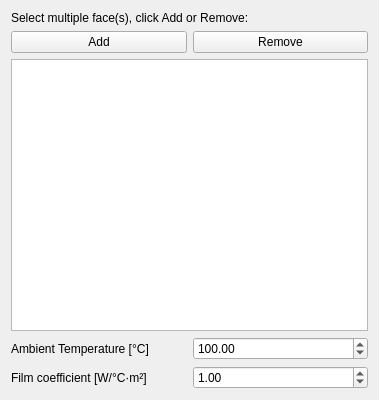
Qt form src/Mod/Fem/Gui/TaskFemConstraintHeatflux.ui (makkemal/FreeCAD) before a commit.
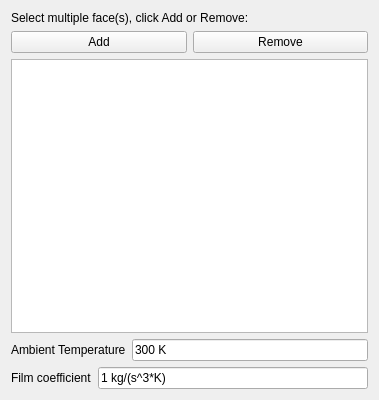
The same form after that commit. Custom widgets are drawn as their Qt base class.

Commit message: Fem: Thermo analysis constraints: Changed Initialtemperature, temperature and heatflux constraints inputs to support FreeCAD Units and changed temperature initial values to 300K.

What changed in the file:
```diff
--- a/src/Mod/Fem/Gui/TaskFemConstraintHeatflux.ui
+++ b/src/Mod/Fem/Gui/TaskFemConstraintHeatflux.ui
@@ -48,20 +48,17 @@
      <item>
       <widget class="QLabel" name="lbl_ambienttemp">
        <property name="text">
-         <string>Ambient Temperature [°C]</string>
+        <string>Ambient Temperature</string>
         </property>
       </widget>
      </item>
      <item>
-      <widget class="QDoubleSpinBox" name="if_ambienttemp">
-        <property name="minimum">
-         <double>-273.000000000000000</double>
-        </property>
-        <property name="maximum">
-         <double>99999.000000000000000</double>
-        </property>
-        <property name="value">
-         <double>100.000000000000000</double>
+      <widget class="Gui::InputField" name="if_ambienttemp">
+       <property name="text">
+        <string>300 K</string>
+       </property>
+       <property name="unit" stdset="0">
+        <string notr="true"/>
         </property>
        </widget>
      </item>
@@ -72,27 +69,31 @@
      <item>
       <widget class="QLabel" name="lbl_filmcoef">
         <property name="text">
-         <string>Film coefficient [W/°C·m²]</string>
+        <string>Film coefficient</string>
         </property>
        </widget>
      </item>
      <item>
-      <widget class="QDoubleSpinBox" name="if_filmcoef">
-        <property name="minimum">
-         <double>-99999.000000000000000</double>
-        </property>
-        <property name="maximum">
-         <double>99999.000000000000000</double>
-        </property>
-        <property name="value">
-         <double>1.000000000000000</double>
-        </property>
+      <widget class="Gui::InputField" name="if_filmcoef">
+       <property name="text">
+        <string>1 kg/(s^3*K)</string>
+       </property>
+       <property name="unit" stdset="0">
+        <string notr="true"/>
+       </property>
        </widget>
      </item>
     </layout>
    </item>
   </layout>
  </widget>
+ <customwidgets>
+  <customwidget>
+   <class>Gui::InputField</class>
+   <extends>QLineEdit</extends>
+   <header>Gui/InputField.h</header>
+  </customwidget>
+ </customwidgets>
  <resources/>
  <connections/>
 </ui>
```
Left out of the diff: 3 changed lines with no effect on the pictures. Lines whose indentation alone changed are shown as unchanged. The commit also changes 7 other files.
